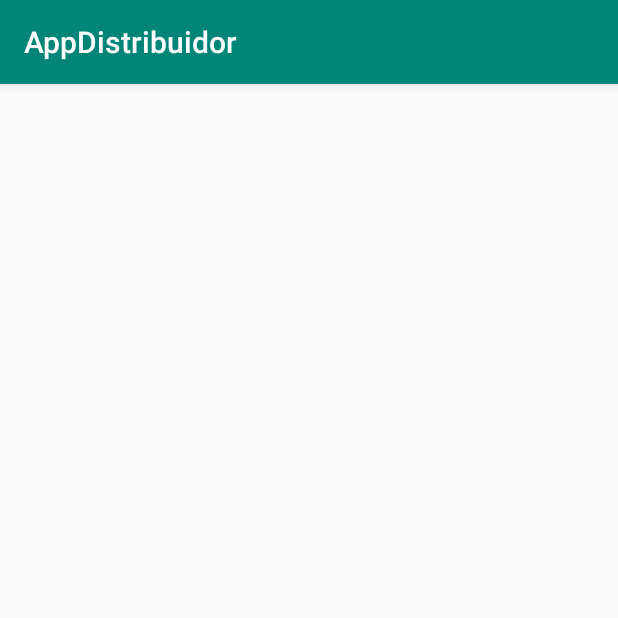
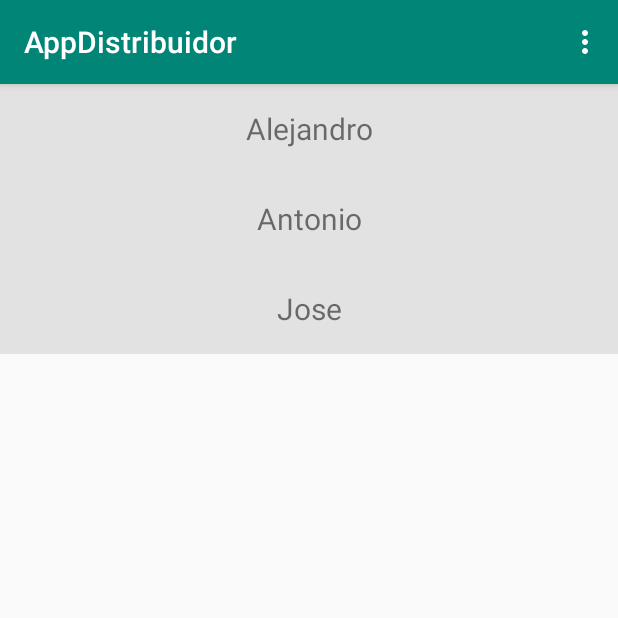
Before and after one commit to Denniuss/AppDistribuidor, an Android app: the screen it shows after launch (PedidosPendientesActivity), on a phone screen of 412 x 824 dp, the top half of it. Run offline under Robolectric (Android 15) with nearby library versions, the phone set to English and light mode, and no system bars.

Commit message:
version con las ventanas de listado de pedidos y pedidos pendientes a un 30%, + menus

```diff
--- a/app/src/main/java/com/newmantech/appdistribuidor/MyAdapter.java
+++ b/app/src/main/java/com/newmantech/appdistribuidor/MyAdapter.java
@@ -38,7 +38,7 @@ public class MyAdapter extends RecyclerView.Adapter<MyAdapter.ViewHolder> {
 
     @Override
     public int getItemCount() {
-        return 0;
+        return names.size();
     }
 
     public static class ViewHolder extends RecyclerView.ViewHolder{
@@ -46,7 +46,7 @@ public class MyAdapter extends RecyclerView.Adapter<MyAdapter.ViewHolder> {
 
         public ViewHolder(View v){
             super(v);
-            this.textViewName = itemView.findViewById(R.id.textViewName);
+            this.textViewName = (TextView) itemView.findViewById(R.id.textViewName);
         }
 
         public void bind(final String name, final OnItemClickListener Listener){
@@ -58,11 +58,7 @@ public class MyAdapter extends RecyclerView.Adapter<MyAdapter.ViewHolder> {
                 }
             });
         }
-
-
     }
-
-
 
     public interface OnItemClickListener{
         void onItemClick(String name,int position);
--- a/app/src/main/java/com/newmantech/appdistribuidor/PedidosPendientesActivity.java
+++ b/app/src/main/java/com/newmantech/appdistribuidor/PedidosPendientesActivity.java
@@ -2,8 +2,12 @@ package com.newmantech.appdistribuidor;
 
 import android.support.v7.app.AppCompatActivity;
 import android.os.Bundle;
+import android.support.v7.widget.DefaultItemAnimator;
 import android.support.v7.widget.LinearLayoutManager;
 import android.support.v7.widget.RecyclerView;
+import android.view.Menu;
+import android.view.MenuInflater;
+import android.view.MenuItem;
 import android.widget.Toast;
 
 import java.util.ArrayList;
@@ -15,6 +19,7 @@ public class PedidosPendientesActivity extends AppCompatActivity {
     private RecyclerView mRecyclerView;
     private RecyclerView.Adapter mAdapter;
     private RecyclerView.LayoutManager mLayoudManager;
+    private int counter =0;
 
     @Override
     protected void onCreate(Bundle savedInstanceState) {
@@ -25,13 +30,37 @@ public class PedidosPendientesActivity extends AppCompatActivity {
 
         mRecyclerView = (RecyclerView) findViewById(R.id.recyclerView);
         mLayoudManager = new LinearLayoutManager(this);
+
         mAdapter = new MyAdapter(names, R.layout.recycler_view_item, new MyAdapter.OnItemClickListener() {
             @Override
             public void onItemClick(String name, int position) {
                 Toast.makeText(PedidosPendientesActivity.this, name + " - " + position, Toast.LENGTH_LONG).show();
             }
         });
+
+        mRecyclerView.setHasFixedSize(true);
+        mRecyclerView.setItemAnimator(new DefaultItemAnimator());
+        mRecyclerView.setLayoutManager(mLayoudManager);
+        mRecyclerView.setAdapter(mAdapter);
     }
+
+    @Override
+    public boolean onCreateOptionsMenu(Menu menu) {
+        getMenuInflater().inflate(R.menu.menu, menu);
+        return true;
+    }
+
+    @Override
+    public boolean onOptionsItemSelected(MenuItem item){
+        switch (item.getItemId()){
+            case R.id.buscar_pedido:
+                this.addName(0);
+                return true;
+            default:
+                return super.onOptionsItemSelected(item);
+        }
+    }
+
 
     private List<String> getAllNames(){
         return new ArrayList<String>(){{
@@ -41,4 +70,11 @@ public class PedidosPendientesActivity extends AppCompatActivity {
         }
         };
     }
+
+    private void addName(int position){
+        names.add(position, "Buscar "+(++counter));
+        mAdapter.notifyItemInserted(position);
+    }
+
+
 }
--- /dev/null
+++ b/app/src/main/res/menu/menu.xml
@@ -0,0 +1,12 @@
+<?xml version="1.0" encoding="utf-8"?>
+<menu xmlns:android="http://schemas.android.com/apk/res/android"
+    xmlns:app="http://schemas.android.com/apk/res-auto">
+<item
+    android:id="@+id/buscar_pedido"
+    android:icon="@android:drawable/ic_menu_add"
+    android:title="Buscar Pedido" />
+    <item
+        android:id="@+id/listar_pedido"
+        android:icon="@android:drawable/ic_menu_add"
+        android:title="Listar Pedidos" />
+</menu>
```
